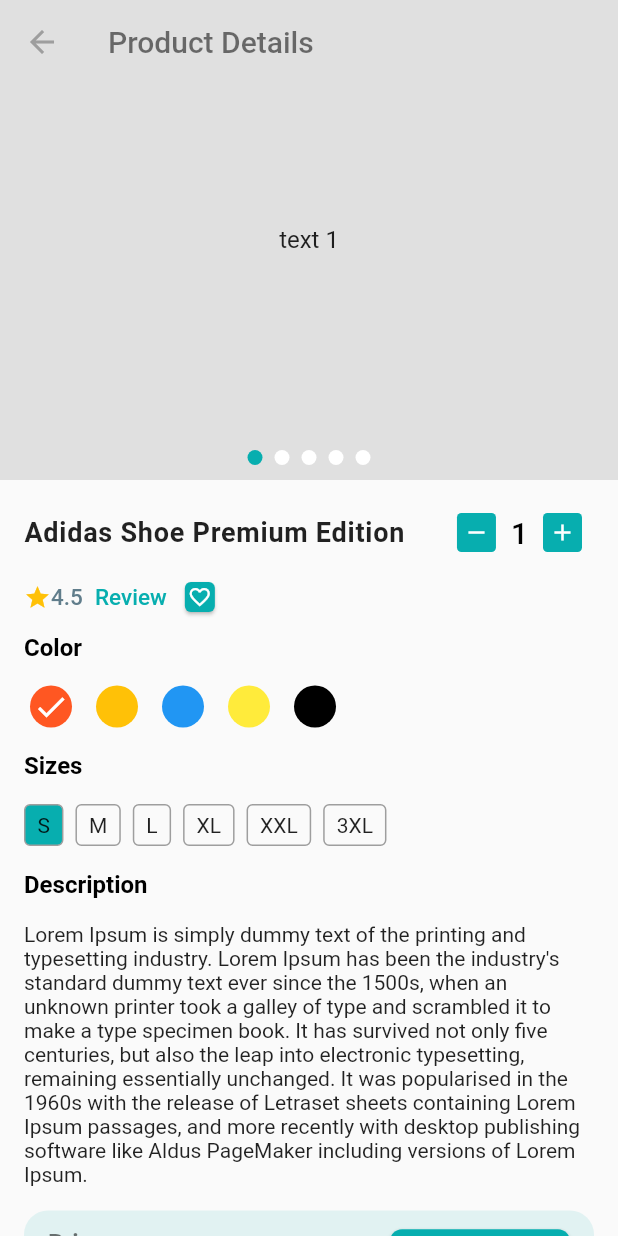
After one commit to anupomm/ecommerce_craftybay, a Flutter app: the ProductDetailsScreen screen opened directly, on a phone screen of 412 x 824 dp. The commit adds this screen. Run offline on Flutter 3.47's test engine with Material 2 defaults, Android fonts, the phone set to English and light mode, and no system bars; drawn by our look-alikes of carousel_slider; our stand-ins replace flutter_svg, get, pin_code_fields; network calls fail.

Commit message:
product details screen ui done

```diff
--- a/lib/application/app.dart
+++ b/lib/application/app.dart
@@ -1,3 +1,5 @@
+import 'package:ecommerce/application/state_holder_binder.dart';
+import 'package:ecommerce/presentation/state_holders/main_bottom_nav_controller.dart';
 import 'package:ecommerce/presentation/ui/screens/splash_screen.dart';
 import 'package:ecommerce/presentation/ui/utility/app_colors.dart';
 import 'package:flutter/material.dart';
@@ -10,6 +12,7 @@ class CraftyBay extends StatelessWidget {
   Widget build(BuildContext context) {
     return GetMaterialApp(
       home: const SplashScreen(),
+      initialBinding: StateHolderBinder(),
       theme: ThemeData(
           primarySwatch:
               MaterialColor(AppColors.primaryColor.value, AppColors().color),
--- /dev/null
+++ b/lib/application/state_holder_binder.dart
@@ -0,0 +1,11 @@
+import 'package:get/get.dart';
+
+import '../presentation/state_holders/main_bottom_nav_controller.dart';
+class StateHolderBinder extends Bindings{
+  @override
+  void dependencies() {
+    // TODO: implement dependencies
+    Get.put(MainBottomNavController());
+  }
+
+}
--- /dev/null
+++ b/lib/presentation/state_holders/main_bottom_nav_controller.dart
@@ -0,0 +1,16 @@
+import 'package:get/get.dart';
+import 'package:flutter/material.dart';
+
+class MainBottomNavController extends GetxController{
+  int currentSelectedIndex = 0;
+
+  void changeScreen(int index){
+    currentSelectedIndex = index;
+    update();
+  }
+
+  void backToHome(){
+    changeScreen(0);
+  }
+
+}
--- a/lib/presentation/ui/screens/home_screen.dart
+++ b/lib/presentation/ui/screens/home_screen.dart
@@ -3,6 +3,7 @@ import 'package:ecommerce/presentation/ui/screens/product_list_screen.dart';
 import 'package:ecommerce/presentation/ui/utility/image_assets.dart';
 import 'package:flutter/material.dart';
 import 'package:flutter_svg/flutter_svg.dart';
+import '../../state_holders/main_bottom_nav_controller.dart';
 import '../widgets/category_card.dart';
 import '../widgets/circular_icon_button.dart';
 import '../widgets/home/home_slider.dart';
@@ -79,7 +80,7 @@ class _HomeScreenState extends State<HomeScreen> {
                 height: 16,
               ),
               SectionHeader(title: 'All Categories', onTap: () {
-                Get.to(CategoryListScreen());
+                Get.find<MainBottomNavController>().changeScreen(1);
               }),
               const SizedBox(
                 height: 16,
--- /dev/null
+++ b/lib/presentation/ui/screens/product_details_screen.dart
@@ -0,0 +1,287 @@
+import 'package:ecommerce/presentation/ui/utility/app_colors.dart';
+import 'package:ecommerce/presentation/ui/widgets/home/product_image_slider.dart';
+import 'package:flutter/material.dart';
+
+import '../widgets/custom_stepper.dart';
+
+class ProductDetailsScreen extends StatefulWidget {
+  const ProductDetailsScreen({super.key});
+
+  @override
+  State<ProductDetailsScreen> createState() => _ProductDetailsScreenState();
+}
+
+class _ProductDetailsScreenState extends State<ProductDetailsScreen> {
+  List<Color> colors = [
+    Colors.deepOrange,
+    Colors.amber,
+    Colors.blue,
+    Colors.yellow,
+    Colors.black,
+  ];
+
+  List<String> sizes = ['S', 'M', 'L', 'XL', 'XXL', '3XL'];
+  int _selectedColorIndex = 0;
+  int _selectedSizeIndex = 0;
+
+  @override
+  Widget build(BuildContext context) {
+    return Scaffold(
+        body: SafeArea(
+      child: SingleChildScrollView(
+        child: Column(
+          children: [
+            Stack(
+              children: [
+                const ProductImageSlider(),
+                AppBar(
+                  leading: const BackButton(
+                    color: Colors.grey,
+                  ),
+                  title: const Text(
+                    'Product Details',
+                    style: TextStyle(
+                      color: Colors.black54,
+                    ),
+                  ),
+                  backgroundColor: Colors.transparent,
+                  elevation: 0,
+                )
+              ],
+            ),
+            Padding(
+              padding: const EdgeInsets.all(16.0),
+              child: Column(
+                crossAxisAlignment: CrossAxisAlignment.start,
+                children: [
+                  Row(
+                    children: [
+                      const Expanded(
+                        child: Text('Adidas Shoe Premium Edition',
+                            style: TextStyle(
+                              fontSize: 18,
+                              fontWeight: FontWeight.w700,
+                              letterSpacing: 0.5,
+                            )),
+                      ),
+                      CustomStepper(
+                        lowerLimit: 1,
+                        upperLimit: 10,
+                        stepValue: 1,
+                        value: 1,
+                        onChange: (newValue) {
+                          print(newValue);
+                        },
+                      ),
+                    ],
+                  ),
+                  Row(
+                    crossAxisAlignment: CrossAxisAlignment.center,
+                    children: [
+                      const Wrap(
+                        children: [
+                          Icon(
+                            Icons.star,
+                            size: 18,
+                            color: Colors.amber,
+                          ),
+                          Text(
+                            '4.5',
+                            style: TextStyle(
+                              overflow: TextOverflow.ellipsis,
+                              fontSize: 15,
+                              fontWeight: FontWeight.w500,
+                              color: Colors.blueGrey,
+                            ),
+                          ),
+                        ],
+                      ),
+                      TextButton(
+                        onPressed: () {},
+                        child: const Text(
+                          'Review',
+                          style: TextStyle(
+                            fontSize: 15,
+                            color: AppColors.primaryColor,
+                            fontWeight: FontWeight.w500,
+                          ),
+                        ),
+                      ),
+                      const Card(
+                        color: AppColors.primaryColor,
+                        child: Padding(
+                          padding: EdgeInsets.all(2.0),
+                          child: Icon(
+                            Icons.favorite_border,
+                            size: 16,
+                            color: Colors.white,
+                          ),
+                        ),
+                      )
+                    ],
+                  ),
+                  const Text(
+                    'Color',
+                    style: TextStyle(
+                      fontSize: 16,
+                      color: Colors.black,
+                      fontWeight: FontWeight.w700,
+                    ),
+                  ),
+                  const SizedBox(
+                    height: 16,
+                  ),
+                  SizedBox(
+                    height: 28,
+                    child: ListView.separated(
+                      scrollDirection: Axis.horizontal,
+                      itemCount: colors.length,
+                      itemBuilder: (context, index) {
+                        return InkWell(
+                          borderRadius: BorderRadius.circular(20),
+                          onTap: () {
+                            _selectedColorIndex = index;
+                            if (mounted) {
+                              setState(() {});
+                            }
+                          },
+                          child: CircleAvatar(
+                            radius: 18,
+                            backgroundColor: colors[index],
+                            child: _selectedColorIndex == index
+                                ? const Icon(
+                                    Icons.done,
+                                    color: Colors.white,
+                                  )
+                                : null,
+                          ),
+                        );
+                      },
+                      separatorBuilder: (BuildContext context, int index) {
+                        return const SizedBox(
+                          width: 8,
+                        );
+                      },
+                    ),
+                  ),
+                  const SizedBox(
+                    height: 16,
+                  ),
+                  const Text(
+                    'Sizes',
+                    style: TextStyle(
+                      fontSize: 16,
+                      color: Colors.black,
+                      fontWeight: FontWeight.w700,
+                    ),
+                  ),
+                  const SizedBox(
+                    height: 16,
+                  ),
+                  SizedBox(
+                    height: 28,
+                    child: ListView.separated(
+                      scrollDirection: Axis.horizontal,
+                      itemCount: sizes.length,
+                      itemBuilder: (context, index) {
+                        return InkWell(
+                            borderRadius: BorderRadius.circular(20),
+                            onTap: () {
+                              _selectedSizeIndex = index;
+                              if (mounted) {
+                                setState(() {});
+                              }
+                            },
+                            child: Container(
+                              padding:
+                                  const EdgeInsets.symmetric(horizontal: 8),
+                              decoration: BoxDecoration(
+                                border: Border.all(color: Colors.grey),
+                                borderRadius: BorderRadius.circular(4),
+                                color: _selectedSizeIndex == index
+                                    ? AppColors.primaryColor
+                                    : null,
+                              ),
+                              alignment: Alignment.center,
+                              child: Text(sizes[index]),
+                            ));
+                      },
+                      separatorBuilder: (BuildContext context, int index) {
+                        return const SizedBox(
+                          width: 8,
+                        );
+                      },
+                    ),
+                  ),
+                  const SizedBox(
+                    height: 16,
+                  ),
+                  const Text(
+                    'Description',
+                    style: TextStyle(
+                      fontSize: 16,
+                      color: Colors.black,
+                      fontWeight: FontWeight.w700,
+                    ),
+                  ),
+                  const SizedBox(
+                    height: 16,
+                  ),
+                  const Text(
+                      '''Lorem Ipsum is simply dummy text of the printing and typesetting industry. Lorem Ipsum has been the industry's standard dummy text ever since the 1500s, when an unknown printer took a galley of type and scrambled it to make a type specimen book. It has survived not only five centuries, but also the leap into electronic typesetting, remaining essentially unchanged. It was popularised in the 1960s with the release of Letraset sheets containing Lorem Ipsum passages, and more recently with desktop publishing software like Aldus PageMaker including versions of Lorem Ipsum.'''),
+                  const SizedBox(
+                    height: 16,
+                  ),
+                  Container(
+                    padding: const EdgeInsets.symmetric(
+                        horizontal: 16, vertical: 10),
+                    decoration: BoxDecoration(
+                        color: AppColors.primaryColor.withOpacity(0.1),
+                        borderRadius: const BorderRadius.only(
+                          topLeft: Radius.circular(16),
+                          topRight: Radius.circular(16),
+                        )),
+                    child: Row(
+                      mainAxisAlignment: MainAxisAlignment.spaceBetween,
+                      children: [
+                        const Column(
+                          crossAxisAlignment: CrossAxisAlignment.start,
+                          children: [
+                            Text(
+                              'Price',
+                              style: TextStyle(
+                                fontSize: 16,
+                                color: Colors.black54,
+                                fontWeight: FontWeight.w600,
+                              ),
+                            ),
+                            SizedBox(
+                              height: 4,
+                            ),
+                            Text(
+                              '\$1000',
+                              style: TextStyle(
+                                fontSize: 18,
+                                color: AppColors.primaryColor,
+                                fontWeight: FontWeight.w700,
+                              ),
+                            ),
+                          ],
+                        ),
+                        SizedBox(
+                            width: 120,
+                            child: ElevatedButton(
+                                onPressed: () {},
+                                child: const Text('Add to cart'))),
+                      ],
+                    ),
+                  )
+                ],
+              ),
+            ),
+          ],
+        ),
+      ),
+    ));
+  }
+}
--- /dev/null
+++ b/lib/presentation/ui/widgets/custom_stepper.dart
@@ -0,0 +1,93 @@
+import 'package:ecommerce/presentation/ui/utility/app_colors.dart';
+import 'package:flutter/material.dart';
+
+@immutable
+class CustomStepper extends StatefulWidget {
+  CustomStepper({
+    super.key,
+    required this.lowerLimit,
+    required this.upperLimit,
+    required this.stepValue,
+    required this.value,
+    required this.onChange,
+  });
+
+  final int lowerLimit;
+  final int upperLimit;
+  final int stepValue;
+  int value;
+  final Function(int) onChange;
+
+  @override
+  _CustomStepperState createState() => _CustomStepperState();
+}
+
+class _CustomStepperState extends State<CustomStepper> {
+  @override
+  Widget build(BuildContext context) {
+    return Container(
+      padding: const EdgeInsets.symmetric(horizontal: 8, vertical: 6),
+      decoration: BoxDecoration(
+          borderRadius: BorderRadius.circular(50)),
+      child: Row(
+        mainAxisAlignment: MainAxisAlignment.center,
+        children: [
+          InkWell(
+            borderRadius: BorderRadius.circular(30),
+            child: Container(
+              padding: const EdgeInsets.all(4),
+              decoration: BoxDecoration(
+                  color: AppColors.primaryColor,
+                  borderRadius: BorderRadius.circular(3)
+              ),
+              child: const Icon(
+                Icons.remove,
+                color: Colors.white,
+                size: 18,
+              ),
+            ),
+            onTap: () {
+              widget.value = widget.value == widget.lowerLimit
+                  ? widget.lowerLimit
+                  : widget.value -= widget.stepValue;
+              widget.onChange(widget.value);
+              setState(() {});
+            },
+          ),
+          Padding(
+            padding: const EdgeInsets.symmetric(horizontal: 10),
+            child: Text(
+              '${widget.value}',
+              style: Theme.of(context).textTheme.titleLarge?.copyWith(
+                color: Colors.black,
+              ),
+              textAlign: TextAlign.center,
+            ),
+          ),
+          InkWell(
+            borderRadius: BorderRadius.circular(30),
+            child: Container(
+              padding: const EdgeInsets.all(4),
+              decoration: BoxDecoration(
+                  color: AppColors.primaryColor,
+                  borderRadius: BorderRadius.circular(3)
+              ),
+              child: const Icon(
+                Icons.add,
+                color: Colors.white,
+                size: 18,
+              ),
+            ),
+            onTap: () {
+              widget.value = widget.value == widget.upperLimit
+                  ? widget.upperLimit
+                  : widget.value += widget.stepValue;
+              widget.onChange(widget.value);
+              setState(() {});
+            },
+          ),
+        ],
+      ),
+    );
+  }
+}
--- /dev/null
+++ b/lib/presentation/ui/widgets/home/product_image_slider.dart
@@ -0,0 +1,75 @@
+import 'package:carousel_slider/carousel_slider.dart';
+import 'package:flutter/material.dart';
+import '../../utility/app_colors.dart';
+
+class ProductImageSlider extends StatefulWidget {
+  const ProductImageSlider({super.key});
+
+  @override
+  State<ProductImageSlider> createState() => _ProductImageSliderState();
+}
+
+class _ProductImageSliderState extends State<ProductImageSlider> {
+  final ValueNotifier<int> _selectedSlider = ValueNotifier(0);
+
+  @override
+  Widget build(BuildContext context) {
+    return Stack(
+      children: [
+        CarouselSlider(
+          options: CarouselOptions(
+              height: 320.0,
+              viewportFraction: 1,
+              autoPlay: true,
+              autoPlayInterval: const Duration(seconds: 2),
+              onPageChanged: (int page, _) {
+                _selectedSlider.value = page;
+              }),
+          items: [1, 2, 3, 4, 5].map((i) {
+            return Builder(
+              builder: (BuildContext context) {
+                return Container(
+                    alignment: Alignment.center,
+                    width: MediaQuery.of(context).size.width,
+                    // margin: const EdgeInsets.symmetric(horizontal: 5.0),
+                    decoration:  BoxDecoration(color: Colors.grey.shade300),
+                    child: Text(
+                      'text $i',
+                      style: const TextStyle(fontSize: 16.0),
+                    ));
+              },
+            );
+          }).toList(),
+        ),
+        const SizedBox(
+          height: 8,
+        ),
+        Positioned(
+          bottom:10,
+          left:0, right: 0,
+          child: ValueListenableBuilder(
+              valueListenable: _selectedSlider,
+              builder: (context, value, _) {
+                List<Widget> list = [];
+                for (int i = 0; i < 5; i++) {
+                  list.add(Container(
+                    width: 10,
+                    height: 10,
+                    margin: const EdgeInsets.symmetric(horizontal: 4),
+                    decoration: BoxDecoration(
+                      // border: Border.all(color: Colors.grey),
+                      borderRadius: BorderRadius.circular(10),
+                      color: value == i ? AppColors.primaryColor : Colors.white,
+                    ),
+                  ));
+                }
+                return Row(
+                  mainAxisAlignment: MainAxisAlignment.center,
+                  children: list,
+                );
+              }),
+        ),
+      ],
+    );
+  }
+}
```
Also changed, not shown: lib/presentation/ui/screens/cart_screen.dart (added, +130 -0 lines), lib/presentation/ui/screens/category_list_screen.dart (+21 -6 lines), lib/presentation/ui/screens/main_bottom_nav_screen.dart (+20 -15 lines), lib/presentation/ui/screens/wish_list_screen.dart (+9 -1 lines), lib/presentation/ui/widgets/product_card.dart (+7 -1 lines).
